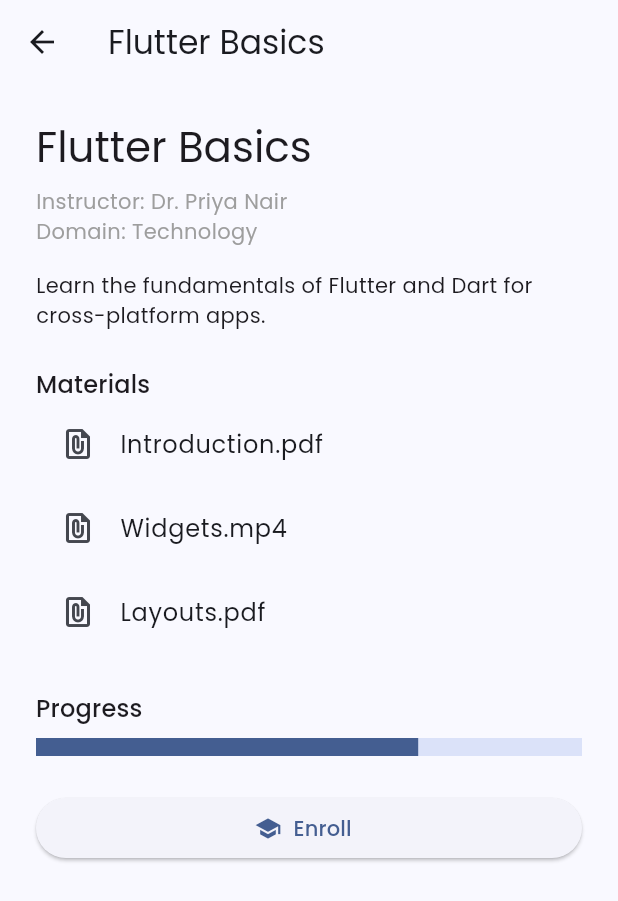
After one commit to Anirudh-RedLion/student_profile_management, a Flutter app: the StudentDashboardScreen screen opened by its route, after a tap on "Browse Courses", after a tap on "Flutter Basics", on a phone screen of 412 x 824 dp. The commit adds this screen. Shown: the top 901 px of the screen. Run offline on Flutter 3.47's test engine with Material 3 defaults, Android fonts, the phone set to English and light mode, and no system bars; our stand-ins replace go_router, google_fonts; accounts and stored records are empty; network calls fail.

Commit message:
course enroll

```diff
--- /dev/null
+++ b/assets/data/courses.json
@@ -0,0 +1,92 @@
+[
+  {
+    "id": "c1",
+    "title": "Flutter Basics",
+    "description": "Learn the fundamentals of Flutter and Dart for cross-platform apps.",
+    "instructor": "Dr. Priya Nair",
+    "domain": "Technology",
+    "progress": 0.7,
+    "materials": ["Introduction.pdf", "Widgets.mp4", "Layouts.pdf"]
+  },
+  {
+    "id": "c2",
+    "title": "Data Structures & Algorithms",
+    "description": "Master core data structures and algorithms for coding interviews.",
+    "instructor": "Prof. Rohan Mehta",
+    "domain": "Computer Science",
+    "progress": 0.5,
+    "materials": ["Arrays.pdf", "LinkedLists.mp4", "Sorting.pdf"]
+  },
+  {
+    "id": "c3",
+    "title": "AI & Machine Learning",
+    "description": "Introduction to AI concepts and machine learning models.",
+    "instructor": "Dr. Sneha Patel",
+    "domain": "Artificial Intelligence",
+    "progress": 0.3,
+    "materials": ["AI_Basics.pdf", "ML_Models.mp4"]
+  },
+  {
+    "id": "c4",
+    "title": "Business Communication",
+    "description": "Develop effective business communication skills.",
+    "instructor": "Ms. Aarav Sharma",
+    "domain": "Business",
+    "progress": 0.9,
+    "materials": ["Emails.pdf", "Presentations.mp4"]
+  },
+  {
+    "id": "c5",
+    "title": "Web Development",
+    "description": "Build modern web applications using HTML, CSS, and JavaScript.",
+    "instructor": "Dr. Priya Nair",
+    "domain": "Technology",
+    "progress": 0.2,
+    "materials": ["HTML.pdf", "CSS.mp4", "JS.pdf"]
+  },
+  {
+    "id": "c6",
+    "title": "Financial Accounting",
+    "description": "Understand the basics of financial accounting and reporting.",
+    "instructor": "Prof. Rohan Mehta",
+    "domain": "Finance",
+    "progress": 0.6,
+    "materials": ["Accounting.pdf", "Reports.mp4"]
+  },
+  {
+    "id": "c7",
+    "title": "Digital Marketing",
+    "description": "Explore digital marketing strategies and tools.",
+    "instructor": "Ms. Sneha Patel",
+    "domain": "Business",
+    "progress": 0.4,
+    "materials": ["SEO.pdf", "SocialMedia.mp4"]
+  },
+  {
+    "id": "c8",
+    "title": "Cloud Computing",
+    "description": "Learn about cloud platforms and deployment models.",
+    "instructor": "Dr. Priya Nair",
+    "domain": "Technology",
+    "progress": 0.1,
+    "materials": ["CloudIntro.pdf", "AWS.mp4"]
+  },
+  {
+    "id": "c9",
+    "title": "Entrepreneurship",
+    "description": "Discover the essentials of starting and running a business.",
+    "instructor": "Prof. Rohan Mehta",
+    "domain": "Business",
+    "progress": 0.8,
+    "materials": ["Startup.pdf", "Pitching.mp4"]
+  },
+  {
+    "id": "c10",
+    "title": "Statistics for Data Science",
+    "description": "Statistical concepts and methods for data analysis.",
+    "instructor": "Dr. Sneha Patel",
+    "domain": "Data Science",
+    "progress": 0.55,
+    "materials": ["Stats.pdf", "DataAnalysis.mp4"]
+  }
+]
--- a/lib/core/router.dart
+++ b/lib/core/router.dart
@@ -6,6 +6,7 @@ import '../features/authentication/login_screen.dart';
 import '../features/authentication/auth_mock_data.dart';
 import '../features/dashboard/student_dashboard_screen.dart';
 import '../features/profile/profile_screen.dart';
+import '../features/courses/course_catalog_screen.dart';
 
 class AppRouter {
   static final GoRouter router = GoRouter(
@@ -40,6 +41,16 @@ class AppRouter {
           return const ProfileScreen();
         },
       ),
+      GoRoute(
+        path: '/courses',
+        builder: (context, state) {
+          final auth = Provider.of<AuthProvider>(context);
+          if (!auth.isLoggedIn) {
+            return const LoginScreen();
+          }
+          return const CourseCatalogScreen();
+        },
+      ),
     ],
   );
 }
--- /dev/null
+++ b/lib/features/courses/course_catalog_screen.dart
@@ -0,0 +1,143 @@
+import 'dart:convert';
+import 'package:flutter/material.dart';
+import 'package:flutter/services.dart';
+import '../../shared/models/course.dart';
+import 'course_detail_screen.dart';
+
+class CourseCatalogScreen extends StatefulWidget {
+  const CourseCatalogScreen({super.key});
+
+  @override
+  State<CourseCatalogScreen> createState() => _CourseCatalogScreenState();
+}
+
+class _CourseCatalogScreenState extends State<CourseCatalogScreen> {
+  List<Course> _courses = [];
+  List<Course> _filtered = [];
+  bool _loading = true;
+  String _query = '';
+  final Set<String> _enrolledCourseIds = {};
+
+  @override
+  void initState() {
+    super.initState();
+    _loadCourses();
+  }
+
+  Future<void> _loadCourses() async {
+    setState(() => _loading = true);
+    await Future.delayed(const Duration(seconds: 1)); // Simulate network delay
+    final data = await rootBundle.loadString('assets/data/courses.json');
+    final List<dynamic> jsonList = json.decode(data);
+    _courses = jsonList.map((e) => Course.fromJson(e)).toList();
+    _filtered = _courses;
+    setState(() => _loading = false);
+  }
+
+  void _search(String query) {
+    setState(() {
+      _query = query;
+      _filtered = _courses.where((c) => c.title.toLowerCase().contains(query.toLowerCase())).toList();
+    });
+  }
+
+  @override
+  Widget build(BuildContext context) {
+    return Scaffold(
+      appBar: AppBar(title: const Text('Course Catalog')),
+      body: Column(
+        children: [
+          Padding(
+            padding: const EdgeInsets.all(16),
+            child: TextField(
+              decoration: const InputDecoration(
+                labelText: 'Search courses',
+                prefixIcon: Icon(Icons.search),
+                border: OutlineInputBorder(),
+              ),
+              onChanged: _search,
+            ),
+          ),
+          Expanded(
+            child: _loading
+                ? ListView.builder(
+                    itemCount: 6,
+                    itemBuilder: (context, i) => const _CourseSkeleton(),
+                  )
+                : _filtered.isEmpty
+                    ? const Center(child: Text('No courses found.'))
+                    : ListView.builder(
+                        itemCount: _filtered.length,
+                        itemBuilder: (context, i) => _CourseCard(
+                          course: _filtered[i],
+                          enrolled: _enrolledCourseIds.contains(_filtered[i].id),
+                          onTap: () async {
+                            final enrolled = _enrolledCourseIds.contains(_filtered[i].id);
+                            await Navigator.of(context).push(
+                              MaterialPageRoute(
+                                builder: (_) => CourseDetailScreen(
+                                  course: _filtered[i],
+                                  enrolled: enrolled,
+                                  onEnroll: enrolled
+                                      ? null
+                                      : () {
+                                          setState(() {
+                                            _enrolledCourseIds.add(_filtered[i].id);
+                                          });
+                                          Navigator.of(context).pop();
+                                        },
+                                ),
+                              ),
+                            );
+                          },
+                        ),
+                      ),
+          ),
+        ],
+      ),
+    );
+  }
+}
+
+class _CourseCard extends StatelessWidget {
+  final Course course;
+  final bool enrolled;
+  final VoidCallback onTap;
+  const _CourseCard({required this.course, required this.enrolled, required this.onTap});
+  @override
+  Widget build(BuildContext context) {
+    return Card(
+      margin: const EdgeInsets.symmetric(horizontal: 16, vertical: 8),
+      shape: RoundedRectangleBorder(borderRadius: BorderRadius.circular(16)),
+      child: ListTile(
+        title: Text(course.title),
+        subtitle: Text('${course.instructor} • ${course.domain}'),
+        trailing: SizedBox(
+          width: 60,
+          child: LinearProgressIndicator(
+            value: course.progress,
+            minHeight: 8,
+          ),
+        ),
+        onTap: onTap,
+        leading: enrolled ? const Icon(Icons.check_circle, color: Colors.green) : null,
+      ),
+    );
+  }
+}
+
+class _CourseSkeleton extends StatelessWidget {
+  const _CourseSkeleton();
+  @override
+  Widget build(BuildContext context) {
+    return Card(
+      margin: const EdgeInsets.symmetric(horizontal: 16, vertical: 8),
+      shape: RoundedRectangleBorder(borderRadius: BorderRadius.circular(16)),
+      child: ListTile(
+        title: Container(height: 16, width: 100, color: Colors.grey.shade300),
+        subtitle: Container(height: 12, width: 60, color: Colors.grey.shade200),
+        trailing: Container(height: 8, width: 60, color: Colors.grey.shade200),
+      ),
+    );
+  }
+}
--- /dev/null
+++ b/lib/features/courses/course_detail_screen.dart
@@ -0,0 +1,49 @@
+import 'package:flutter/material.dart';
+import '../../shared/models/course.dart';
+
+class CourseDetailScreen extends StatelessWidget {
+  final Course course;
+  final bool enrolled;
+  final VoidCallback? onEnroll;
+  const CourseDetailScreen({super.key, required this.course, this.enrolled = false, this.onEnroll});
+
+  @override
+  Widget build(BuildContext context) {
+    return Scaffold(
+      appBar: AppBar(title: Text(course.title)),
+      body: ListView(
+        padding: const EdgeInsets.all(24),
+        children: [
+          Text(course.title, style: Theme.of(context).textTheme.headlineMedium),
+          const SizedBox(height: 8),
+          Text('Instructor: ${course.instructor}', style: const TextStyle(color: Colors.grey)),
+          Text('Domain: ${course.domain}', style: const TextStyle(color: Colors.grey)),
+          const SizedBox(height: 16),
+          Text(course.description),
+          const SizedBox(height: 24),
+          Text('Materials', style: Theme.of(context).textTheme.titleMedium),
+          ...course.materials.map((m) => ListTile(
+                leading: const Icon(Icons.file_present),
+                title: Text(m),
+              )),
+          const SizedBox(height: 24),
+          Text('Progress', style: Theme.of(context).textTheme.titleMedium),
+          const SizedBox(height: 8),
+          LinearProgressIndicator(value: course.progress, minHeight: 12),
+          const SizedBox(height: 24),
+          enrolled
+              ? ElevatedButton.icon(
+                  onPressed: null,
+                  icon: const Icon(Icons.check),
+                  label: const Text('Enrolled'),
+                )
+              : ElevatedButton.icon(
+                  onPressed: onEnroll,
+                  icon: const Icon(Icons.school),
+                  label: const Text('Enroll'),
+                ),
+        ],
+      ),
+    );
+  }
+}
--- a/lib/features/dashboard/student_dashboard_screen.dart
+++ b/lib/features/dashboard/student_dashboard_screen.dart
@@ -102,12 +102,19 @@ class _QuickAction extends StatelessWidget {
   const _QuickAction({required this.icon, required this.label});
   @override
   Widget build(BuildContext context) {
-    return Column(
-      children: [
-        CircleAvatar(child: Icon(icon)),
-        const SizedBox(height: 4),
-        Text(label, style: const TextStyle(fontSize: 12)),
-      ],
+    return InkWell(
+      onTap: () {
+        if (label == 'Browse Courses') {
+          GoRouter.of(context).go('/courses');
+        }
+      },
+      child: Column(
+        children: [
+          CircleAvatar(child: Icon(icon)),
+          const SizedBox(height: 4),
+          Text(label, style: const TextStyle(fontSize: 12)),
+        ],
+      ),
     );
   }
 }
--- /dev/null
+++ b/lib/shared/models/course.dart
@@ -0,0 +1,31 @@
+class Course {
+  final String id;
+  final String title;
+  final String description;
+  final String instructor;
+  final String domain;
+  final double progress;
+  final List<String> materials;
+
+  Course({
+    required this.id,
+    required this.title,
+    required this.description,
+    required this.instructor,
+    required this.domain,
+    required this.progress,
+    required this.materials,
+  });
+
+  factory Course.fromJson(Map<String, dynamic> json) {
+    return Course(
+      id: json['id'],
+      title: json['title'],
+      description: json['description'],
+      instructor: json['instructor'],
+      domain: json['domain'],
+      progress: (json['progress'] as num).toDouble(),
+      materials: List<String>.from(json['materials'] ?? []),
+    );
+  }
+}
--- a/pubspec.yaml
+++ b/pubspec.yaml
@@ -63,6 +63,8 @@ flutter:
   # included with your application, so that you can use the icons in
   # the material Icons class.
   uses-material-design: true
+  assets:
+    - assets/data/courses.json
 
   # To add assets to your application, add an assets section, like this:
   # assets:
```
